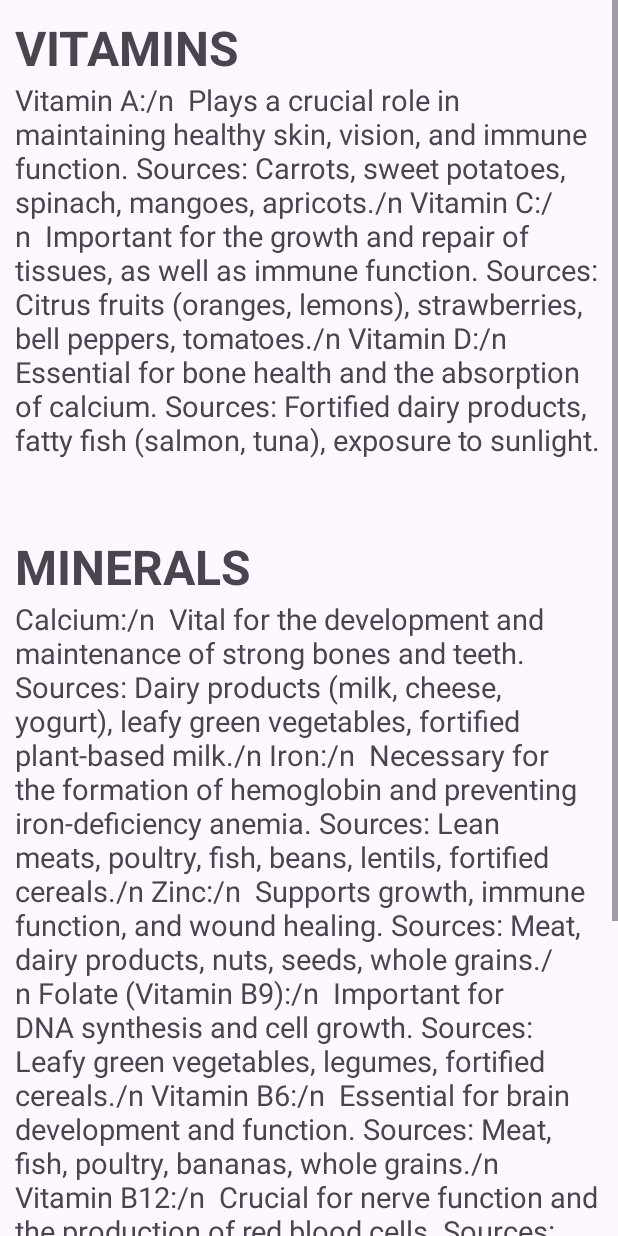
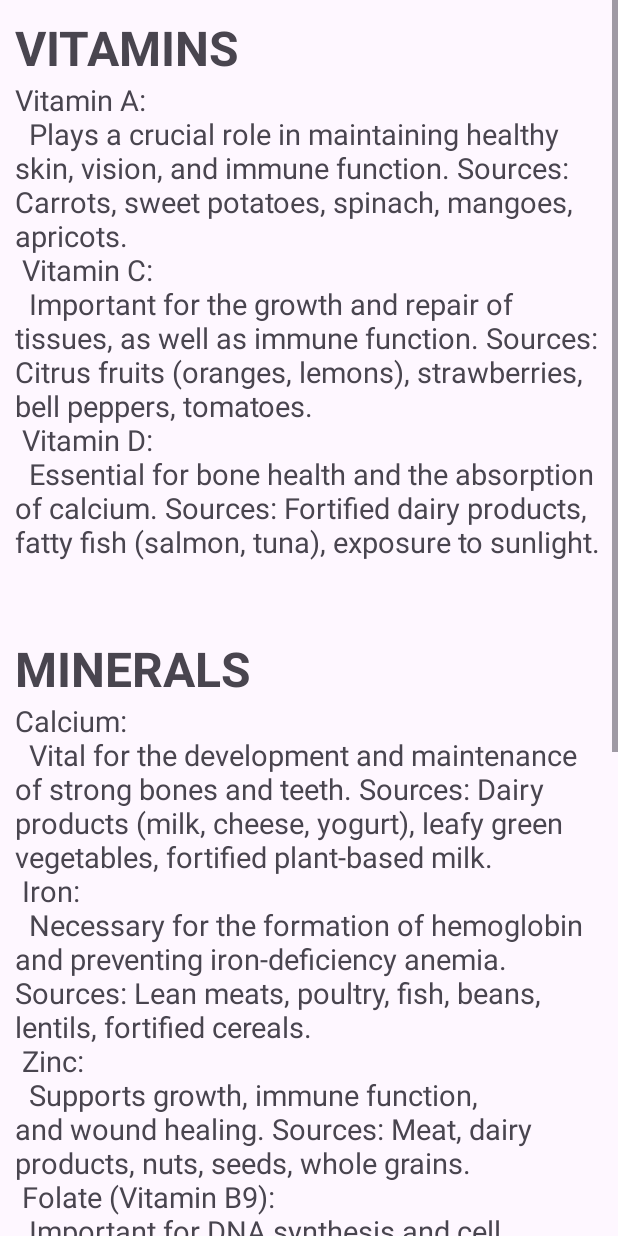
Before and after one commit to samantray-suvam/NUTRITIONIST, an Android app: the adult_micro screen opened directly, with no data from a screen before it, on a phone screen of 412 x 824 dp. Run offline under Robolectric (Android 15) with nearby library versions, the phone set to English and light mode, and no system bars.

Commit message:
Update activity_adult_micro.xml

```diff
--- a/app/src/main/res/layout/activity_adult_micro.xml
+++ b/app/src/main/res/layout/activity_adult_micro.xml
@@ -37,15 +37,15 @@
             android:layout_width="match_parent"
             android:layout_height="wrap_content"
             android:layout_weight="1"
-            android:text="Vitamin A:/n
+            android:text="Vitamin A:\n
 
 Plays a crucial role in maintaining healthy skin, vision, and immune function.
-Sources: Carrots, sweet potatoes, spinach, mangoes, apricots./n
-Vitamin C:/n
+Sources: Carrots, sweet potatoes, spinach, mangoes, apricots.\n
+Vitamin C:\n
 
 Important for the growth and repair of tissues, as well as immune function.
-Sources: Citrus fruits (oranges, lemons), strawberries, bell peppers, tomatoes./n
-Vitamin D:/n
+Sources: Citrus fruits (oranges, lemons), strawberries, bell peppers, tomatoes.\n
+Vitamin D:\n
 
 Essential for bone health and the absorption of calcium.
 Sources: Fortified dairy products, fatty fish (salmon, tuna), exposure to sunlight."
@@ -73,39 +73,39 @@ Sources: Fortified dairy products, fatty fish (salmon, tuna), exposure to sunlig
             android:layout_width="match_parent"
             android:layout_height="wrap_content"
             android:layout_weight="1"
-            android:text="Calcium:/n
+            android:text="Calcium:\n
 
 Vital for the development and maintenance of strong bones and teeth.
-Sources: Dairy products (milk, cheese, yogurt), leafy green vegetables, fortified plant-based milk./n
-Iron:/n
+Sources: Dairy products (milk, cheese, yogurt), leafy green vegetables, fortified plant-based milk.\n
+Iron:\n
 
 Necessary for the formation of hemoglobin and preventing iron-deficiency anemia.
-Sources: Lean meats, poultry, fish, beans, lentils, fortified cereals./n
-Zinc:/n
+Sources: Lean meats, poultry, fish, beans, lentils, fortified cereals.\n
+Zinc:\n
 
 Supports growth, immune function, and wound healing.
-Sources: Meat, dairy products, nuts, seeds, whole grains./n
-Folate (Vitamin B9):/n
+Sources: Meat, dairy products, nuts, seeds, whole grains.\n
+Folate (Vitamin B9):\n
 
 Important for DNA synthesis and cell growth.
-Sources: Leafy green vegetables, legumes, fortified cereals./n
-Vitamin B6:/n
+Sources: Leafy green vegetables, legumes, fortified cereals.\n
+Vitamin B6:\n
 
 Essential for brain development and function.
-Sources: Meat, fish, poultry, bananas, whole grains./n
-Vitamin B12:/n
+Sources: Meat, fish, poultry, bananas, whole grains.\n
+Vitamin B12:\n
 
 Crucial for nerve function and the production of red blood cells.
-Sources: Meat, fish, dairy products, eggs./n
-Iodine:/n
+Sources: Meat, fish, dairy products, eggs.\n
+Iodine:\n
 
 Necessary for proper thyroid function and the production of thyroid hormones.
-Sources: Iodized salt, seafood, dairy products./n
-Magnesium:/n
+Sources: Iodized salt, seafood, dairy products.\n
+Magnesium:\n
 
 Important for muscle and nerve function, as well as bone health.
-Sources: Nuts, seeds, whole grains, leafy green vegetables./n
-Omega-3 Fatty Acids:/n
+Sources: Nuts, seeds, whole grains, leafy green vegetables.\n
+Omega-3 Fatty Acids:\n
 
 Support brain development and may have anti-inflammatory effects.
 Sources: Fatty fish (salmon, mackerel), flaxseeds, chia seeds, walnuts."
```
